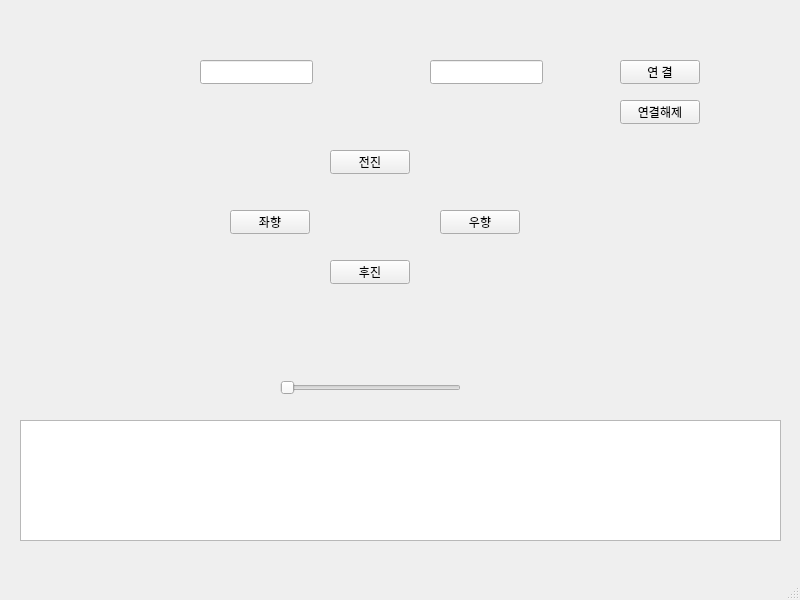
This is mainwindow.ui in smileynm/RaspbotController as Qt 5 draws it before an edit. The edited form follows.
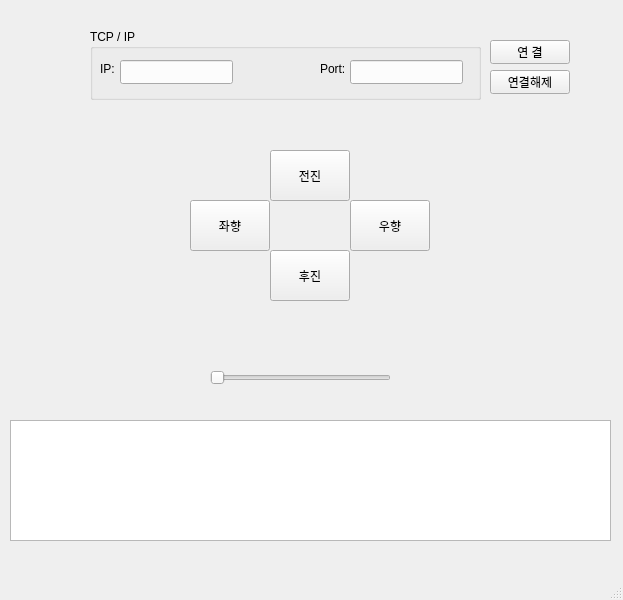
This is the edited form.

```diff
--- a/mainwindow.ui
+++ b/mainwindow.ui
@@ -6,7 +6,7 @@
    <rect>
     <x>0</x>
     <y>0</y>
-    <width>800</width>
+    <width>623</width>
     <height>600</height>
    </rect>
   </property>
@@ -17,10 +17,10 @@
    <widget class="QPushButton" name="forwardButton">
     <property name="geometry">
      <rect>
-      <x>330</x>
+      <x>270</x>
       <y>150</y>
       <width>80</width>
-      <height>24</height>
+      <height>51</height>
      </rect>
     </property>
     <property name="text">
@@ -30,10 +30,10 @@
    <widget class="QPushButton" name="leftButton">
     <property name="geometry">
      <rect>
-      <x>230</x>
-      <y>210</y>
+      <x>190</x>
+      <y>200</y>
       <width>80</width>
-      <height>24</height>
+      <height>51</height>
      </rect>
     </property>
     <property name="text">
@@ -43,10 +43,10 @@
    <widget class="QPushButton" name="rightButton">
     <property name="geometry">
      <rect>
-      <x>440</x>
-      <y>210</y>
+      <x>350</x>
+      <y>200</y>
       <width>80</width>
-      <height>24</height>
+      <height>51</height>
      </rect>
     </property>
     <property name="text">
@@ -56,10 +56,10 @@
    <widget class="QPushButton" name="backwardButton">
     <property name="geometry">
      <rect>
-      <x>330</x>
-      <y>260</y>
+      <x>270</x>
+      <y>250</y>
       <width>80</width>
-      <height>24</height>
+      <height>51</height>
      </rect>
     </property>
     <property name="text">
@@ -69,7 +69,7 @@
    <widget class="QLabel" name="speedLabel">
     <property name="geometry">
      <rect>
-      <x>350</x>
+      <x>270</x>
       <y>340</y>
       <width>48</width>
       <height>16</height>
@@ -82,8 +82,8 @@
    <widget class="QSlider" name="speedSlider">
     <property name="geometry">
      <rect>
-      <x>280</x>
-      <y>380</y>
+      <x>210</x>
+      <y>370</y>
       <width>181</width>
       <height>16</height>
      </rect>
@@ -95,7 +95,7 @@
    <widget class="QLineEdit" name="hostLineEdit">
     <property name="geometry">
      <rect>
-      <x>200</x>
+      <x>120</x>
       <y>60</y>
       <width>113</width>
       <height>24</height>
@@ -105,7 +105,7 @@
    <widget class="QLineEdit" name="portLineEdit">
     <property name="geometry">
      <rect>
-      <x>430</x>
+      <x>350</x>
       <y>60</y>
       <width>113</width>
       <height>24</height>
@@ -115,9 +115,9 @@
    <widget class="QTextEdit" name="logTextEdit">
     <property name="geometry">
      <rect>
-      <x>20</x>
+      <x>10</x>
       <y>420</y>
-      <width>761</width>
+      <width>601</width>
       <height>121</height>
      </rect>
     </property>
@@ -125,8 +125,8 @@
    <widget class="QPushButton" name="connectButton">
     <property name="geometry">
      <rect>
-      <x>620</x>
-      <y>60</y>
+      <x>490</x>
+      <y>40</y>
       <width>80</width>
       <height>24</height>
      </rect>
@@ -138,8 +138,8 @@
    <widget class="QPushButton" name="disconnectButton">
     <property name="geometry">
      <rect>
-      <x>620</x>
-      <y>100</y>
+      <x>490</x>
+      <y>70</y>
       <width>80</width>
       <height>24</height>
      </rect>
@@ -148,6 +148,45 @@
      <string>연결해제</string>
     </property>
    </widget>
+   <widget class="QGroupBox" name="groupBox">
+    <property name="geometry">
+     <rect>
+      <x>90</x>
+      <y>29</y>
+      <width>391</width>
+      <height>71</height>
+     </rect>
+    </property>
+    <property name="title">
+     <string>TCP / IP</string>
+    </property>
+    <widget class="QLabel" name="label">
+     <property name="geometry">
+      <rect>
+       <x>10</x>
+       <y>30</y>
+       <width>48</width>
+       <height>20</height>
+      </rect>
+     </property>
+     <property name="text">
+      <string>IP:</string>
+     </property>
+    </widget>
+    <widget class="QLabel" name="label_2">
+     <property name="geometry">
+      <rect>
+       <x>230</x>
+       <y>30</y>
+       <width>48</width>
+       <height>20</height>
+      </rect>
+     </property>
+     <property name="text">
+      <string>Port:</string>
+     </property>
+    </widget>
+   </widget>
   </widget>
   <widget class="QMenuBar" name="menubar">
    <property name="geometry">
```
Left out of the diff: 2 changed lines with no effect on the pictures.
